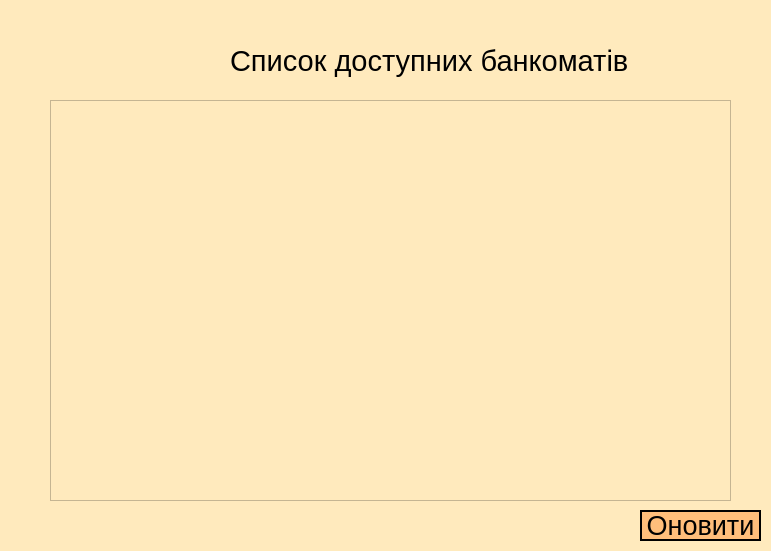
The window that ATMSelector/atmselectorwidget.ui (BearDimonR/MOOP_Project_5_ATM) describes before a commit, drawn with Qt 5.
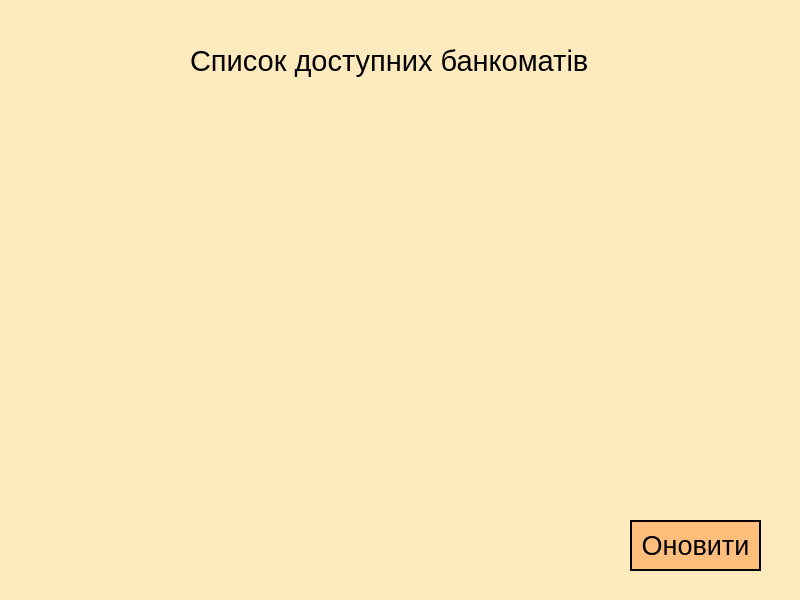
The same window after the commit. Icons and pictures are not drawn.

Diff of the .ui file:
```diff
--- a/ATMSelector/atmselectorwidget.ui
+++ b/ATMSelector/atmselectorwidget.ui
@@ -6,10 +6,28 @@
    <rect>
     <x>0</x>
     <y>0</y>
-    <width>771</width>
-    <height>551</height>
+    <width>800</width>
+    <height>600</height>
    </rect>
   </property>
+  <property name="sizePolicy">
+   <sizepolicy hsizetype="Fixed" vsizetype="Fixed">
+    <horstretch>0</horstretch>
+    <verstretch>0</verstretch>
+   </sizepolicy>
+  </property>
+  <property name="minimumSize">
+   <size>
+    <width>771</width>
+    <height>551</height>
+   </size>
+  </property>
+  <property name="baseSize">
+   <size>
+    <width>771</width>
+    <height>551</height>
+   </size>
+  </property>
   <property name="tabletTracking">
    <bool>false</bool>
   </property>
@@ -22,7 +40,7 @@
   <widget class="QLabel" name="label">
    <property name="geometry">
     <rect>
-     <x>230</x>
+     <x>190</x>
      <y>40</y>
      <width>411</width>
      <height>41</height>
@@ -66,10 +84,10 @@
   <widget class="QPushButton" name="refreshButton">
    <property name="geometry">
     <rect>
-     <x>640</x>
-     <y>510</y>
-     <width>121</width>
-     <height>31</height>
+     <x>630</x>
+     <y>520</y>
+     <width>131</width>
+     <height>51</height>
     </rect>
    </property>
    <property name="font">
@@ -97,20 +115,29 @@
   <widget class="QListWidget" name="atmsList">
    <property name="geometry">
     <rect>
-     <x>50</x>
+     <x>60</x>
      <y>100</y>
      <width>681</width>
      <height>401</height>
     </rect>
    </property>
+   <property name="font">
+    <font>
+     <family>Times New Roman</family>
+     <pointsize>15</pointsize>
+    </font>
+   </property>
    <property name="cursor" stdset="0">
     <cursorShape>PointingHandCursor</cursorShape>
    </property>
    <property name="styleSheet">
     <string notr="true">color: rgb(0, 0, 0);</string>
    </property>
+   <property name="frameShape">
+    <enum>QFrame::NoFrame</enum>
+   </property>
    <property name="spacing">
-    <number>2</number>
+    <number>10</number>
    </property>
    <property name="sortingEnabled">
     <bool>false</bool>
```
